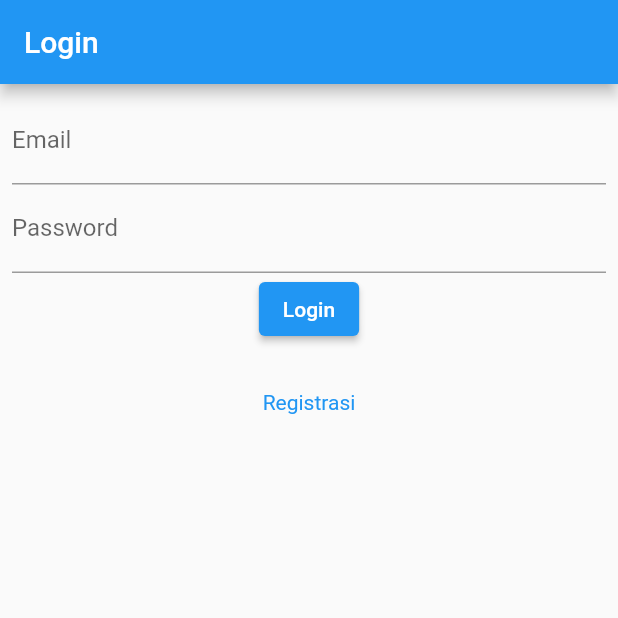
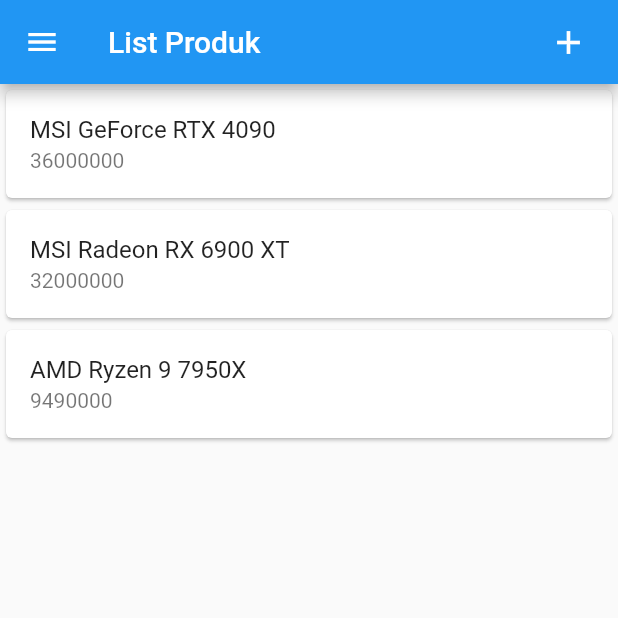
Before and after one commit to alifamarta/Lapak-Tech, a Flutter app: the screen it shows after launch, on a phone screen of 412 x 824 dp, the top half of it. Run offline on Flutter 3.47's test engine with Material 2 defaults, Android fonts, the phone set to English and light mode, and no system bars.

Commit message:
Update: Add new files

```diff
--- a/lib/main.dart
+++ b/lib/main.dart
@@ -1,5 +1,6 @@
 import 'package:flutter/material.dart';
 import 'package:lapak_tech/ui/login_page.dart';
+import 'package:lapak_tech/ui/produk_page.dart';
 
 void main() {
   runApp(const MyApp());
@@ -14,7 +15,7 @@
     return const MaterialApp(
       title: 'Lapak Tech',
       debugShowCheckedModeBanner: false,
-      home: LoginPage(),
+      home: ProdukPage(),
     );
   }
 }
--- a/lib/ui/produk_form.dart
+++ b/lib/ui/produk_form.dart
@@ -34,8 +34,8 @@
         judul = "EDIT PRODUK";
         tombolSubmit = "EDIT";
 
-        _kodeProdukTextboxController.text = widget.produk!.kodeProduk;
-        _namaProdukTextboxController.text = widget.produk!.namaProduk;
+        _kodeProdukTextboxController.text = widget.produk!.kodeProduk!;
+        _namaProdukTextboxController.text = widget.produk!.namaProduk!;
         _hargaProdukTextboxController.text = widget.produk!.hargaProduk.toString();
       });
     } else {
--- /dev/null
+++ b/lib/ui/produk_page.dart
@@ -0,0 +1,93 @@
+import 'package:flutter/material.dart';
+import 'package:lapak_tech/model/produk.dart';
+import 'package:lapak_tech/ui/produk_detail.dart';
+import 'package:lapak_tech/ui/produk_form.dart';
+
+class ProdukPage extends StatefulWidget {
+  const ProdukPage({Key? key}) : super(key: key);
+
+  @override
+  _ProdukPageState createState() => _ProdukPageState();
+}
+
+class _ProdukPageState extends State<ProdukPage> {
+  @override
+
+  Widget build(BuildContext context) {
+    return Scaffold(
+      appBar: AppBar(
+        title: const Text('List Produk'),
+        actions: [
+          Padding(padding: const EdgeInsets.only(right: 20.0),
+          child: GestureDetector(
+            child: const Icon(Icons.add, size: 26.0),
+            onTap: () async {
+              Navigator.push(context, MaterialPageRoute(builder: (context) => ProdukForm()));
+            },
+          ))
+        ],
+      ),
+      drawer: Drawer(
+        child: ListView(
+          children: [
+            ListTile(
+              title: const Text('Logout'),
+              trailing: const Icon(Icons.logout),
+              onTap: () async {},
+            )
+          ]
+        ),
+      ),
+      body: ListView(
+        children: [
+          ItemProduk(
+            produk: Produk(
+              kodeProduk: "A001",
+              namaProduk: 'MSI GeForce RTX 4090',
+              hargaProduk: 36000000
+            )
+          ),
+          ItemProduk(
+            produk: Produk(
+              kodeProduk: "A002",
+              namaProduk: 'MSI Radeon RX 6900 XT',
+              hargaProduk: 32000000
+            )
+          ),
+          ItemProduk(
+            produk: Produk(
+              kodeProduk: "A003",
+              namaProduk: 'AMD Ryzen 9 7950X',
+              hargaProduk: 9490000
+            )
+          )
+        ],
+      )
+    );
+  }
+}
+
+class ItemProduk extends StatelessWidget {
+  final Produk produk;
+  const ItemProduk({Key? key, required this.produk}) : super(key: key);
+
+  @override
+  Widget build(BuildContext context) {
+    return GestureDetector(
+      onTap: () {
+        Navigator.push(
+          context,
+          MaterialPageRoute(
+            builder: (context) => ProdukDetail(produk: produk)
+          )
+        );
+      },
+      child: Card(
+        child: ListTile(
+          title: Text(produk.namaProduk!),
+          subtitle: Text(produk.hargaProduk.toString()),
+        ),
+      ),
+    );
+  }
+}
```
